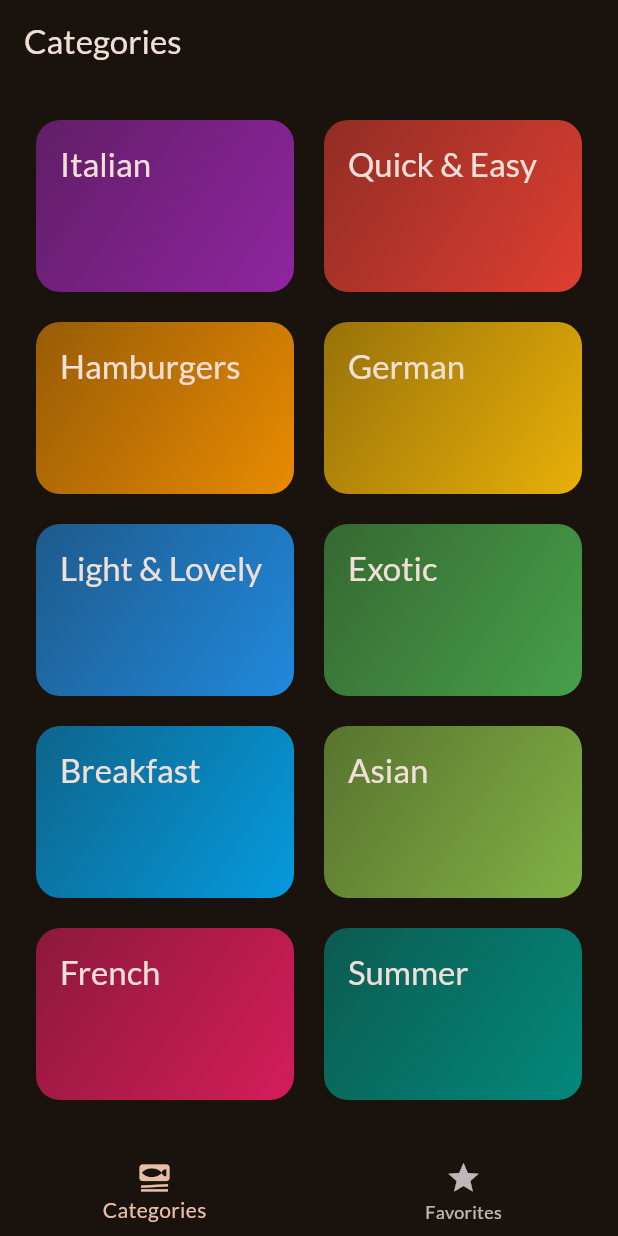
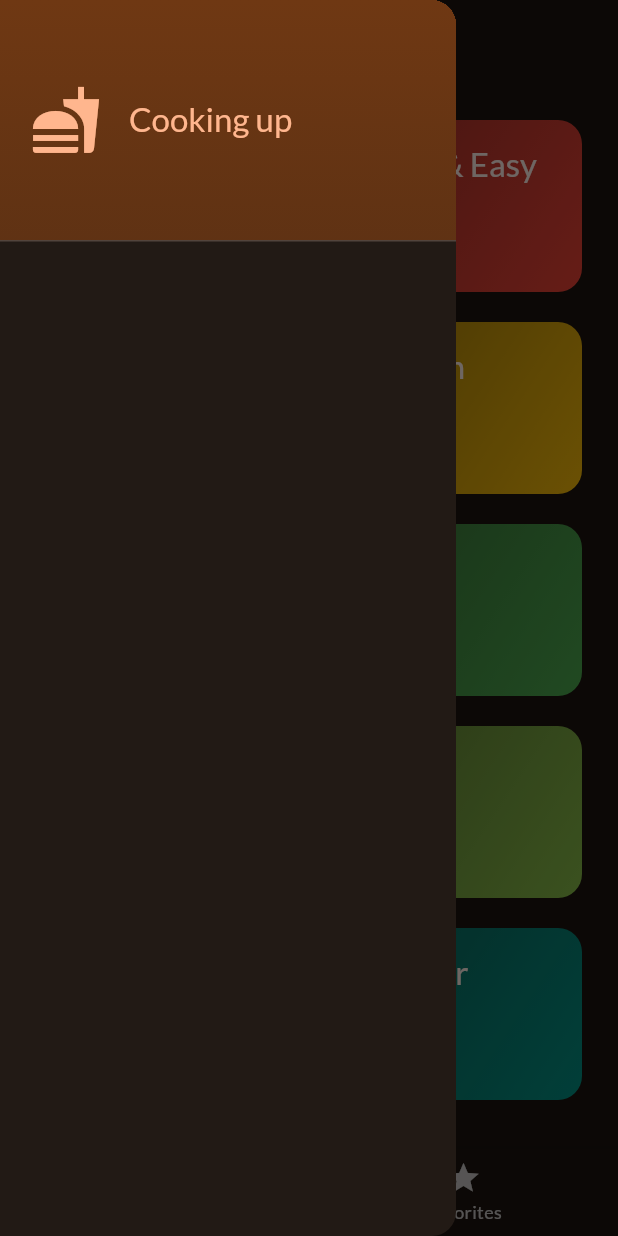
Before and after one commit to ElbertNatan/Flutter-meals-app, a Flutter app: the screen it shows after launch, with the side drawer open (before the commit the screen has no drawer), on a phone screen of 412 x 824 dp. Run offline on Flutter 3.47's test engine with Material 2 defaults, Android fonts, the phone set to English and light mode, and no system bars; our stand-ins replace google_fonts, transparent_image.

Commit message:
- main drawer

```diff
--- a/flutter_meals_app/lib/screens/tabs.dart
+++ b/flutter_meals_app/lib/screens/tabs.dart
@@ -2,6 +2,7 @@ import 'package:flutter/material.dart';
 import 'package:flutter_meals_app/models/meal.dart';
 import 'package:flutter_meals_app/screens/categories.dart';
 import 'package:flutter_meals_app/screens/meals.dart';
+import 'package:flutter_meals_app/widgets/main_drawer.dart';
 
 class TabsScreen extends StatefulWidget {
   const TabsScreen({super.key});
@@ -62,6 +63,7 @@ class _TabsScreenState extends State<TabsScreen> {
       appBar: AppBar(
         title: Text(activePageTitle),
       ),
+      drawer: const MainDrawer(),
       body: activePage,
       bottomNavigationBar: BottomNavigationBar(
         onTap: _selectPage,
--- /dev/null
+++ b/flutter_meals_app/lib/widgets/main_drawer.dart
@@ -0,0 +1,47 @@
+import 'package:flutter/material.dart';
+
+class MainDrawer extends StatelessWidget {
+  const MainDrawer({super.key});
+
+  @override
+  Widget build(BuildContext context) {
+    return Drawer(
+      child: Column(
+        children: [
+          DrawerHeader(
+              padding: const EdgeInsets.all(20),
+              decoration: BoxDecoration(
+                  gradient: LinearGradient(
+                colors: [
+                  Theme.of(context).colorScheme.primaryContainer,
+                  Theme.of(context)
+                      .colorScheme
+                      .primaryContainer
+                      .withOpacity(0.8),
+                ],
+                begin: Alignment.topLeft,
+                end: Alignment.bottomLeft,
+              )),
+              child: Row(
+                children: [
+                  Icon(
+                    Icons.fastfood,
+                    size: 48,
+                    color: Theme.of(context).colorScheme.primary,
+                  ),
+                  const SizedBox(
+                    width: 18,
+                  ),
+                  Text(
+                    'Cooking up',
+                    style: Theme.of(context).textTheme.titleLarge!.copyWith(
+                          color: Theme.of(context).colorScheme.primary,
+                        ),
+                  )
+                ],
+              ))
+        ],
+      ),
+    );
+  }
+}
```
